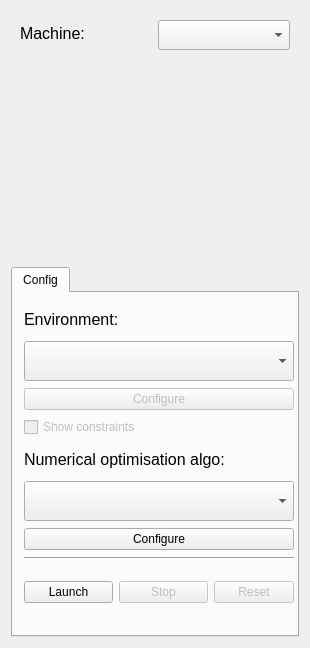
Before: the Qt Designer form acc_app_optimisation/gui/control_pane.ui in geoff-project/geoff-app, drawn with Qt 5.
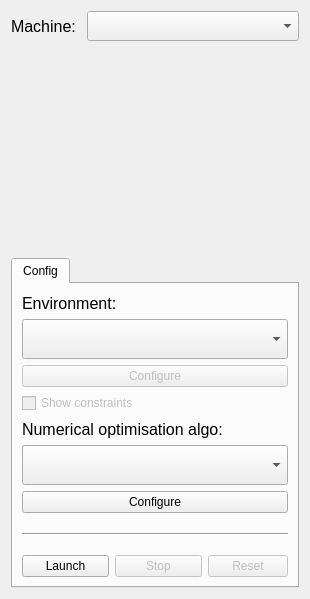
After: the same form once the commit is applied.

Commit message: Simplify layout of the control pane.

```diff
--- a/acc_app_optimisation/gui/control_pane.ui
+++ b/acc_app_optimisation/gui/control_pane.ui
@@ -7,11 +7,11 @@
     <x>0</x>
     <y>0</y>
     <width>310</width>
-    <height>648</height>
+    <height>599</height>
    </rect>
   </property>
   <property name="sizePolicy">
-   <sizepolicy hsizetype="Fixed" vsizetype="Preferred">
+   <sizepolicy hsizetype="MinimumExpanding" vsizetype="MinimumExpanding">
     <horstretch>0</horstretch>
     <verstretch>0</verstretch>
    </sizepolicy>
@@ -24,15 +24,8 @@
   </property>
   <layout class="QVBoxLayout" name="verticalLayout">
    <item>
-    <widget class="QWidget" name="machineSelectionPane" native="true">
-     <property name="minimumSize">
-      <size>
-       <width>0</width>
-       <height>40</height>
-      </size>
-     </property>
-     <layout class="QHBoxLayout" name="horizontalLayout_2">
-      <item>
+    <layout class="QFormLayout" name="machineLayout">
+     <item row="0" column="0">
        <widget class="QLabel" name="machinePaneLabel">
         <property name="font">
          <font>
@@ -44,7 +37,7 @@
         </property>
        </widget>
       </item>
-      <item>
+     <item row="0" column="1">
        <widget class="QComboBox" name="machineCombo">
         <property name="minimumSize">
          <size>
@@ -55,25 +48,18 @@
        </widget>
       </item>
      </layout>
-    </widget>
    </item>
    <item>
     <widget class="QWidget" name="lsaSelectorWidget" native="true">
      <property name="sizePolicy">
-      <sizepolicy hsizetype="Preferred" vsizetype="Preferred">
+      <sizepolicy hsizetype="MinimumExpanding" vsizetype="MinimumExpanding">
        <horstretch>0</horstretch>
        <verstretch>0</verstretch>
       </sizepolicy>
      </property>
      <property name="minimumSize">
       <size>
-       <width>0</width>
-       <height>200</height>
-      </size>
-     </property>
-     <property name="maximumSize">
-      <size>
-       <width>16777215</width>
+       <width>100</width>
        <height>200</height>
       </size>
      </property>
@@ -81,11 +67,11 @@
    </item>
    <item>
     <widget class="QTabWidget" name="settingsTabWidget">
-     <property name="minimumSize">
-      <size>
-       <width>0</width>
-       <height>370</height>
-      </size>
+     <property name="sizePolicy">
+      <sizepolicy hsizetype="Expanding" vsizetype="Preferred">
+       <horstretch>0</horstretch>
+       <verstretch>0</verstretch>
+      </sizepolicy>
      </property>
      <property name="currentIndex">
       <number>0</number>
@@ -94,16 +80,7 @@
       <attribute name="title">
        <string>Config</string>
       </attribute>
-      <widget class="QWidget" name="settingPane" native="true">
-       <property name="geometry">
-        <rect>
-         <x>11</x>
-         <y>10</y>
-         <width>270</width>
-         <height>321</height>
-        </rect>
-       </property>
-       <layout class="QVBoxLayout" name="verticalLayout_2">
+      <layout class="QVBoxLayout" name="settingsLayout">
         <item>
          <widget class="QLabel" name="environmentLabel">
           <property name="maximumSize">
@@ -130,11 +107,6 @@
             <height>40</height>
            </size>
           </property>
-          <property name="font">
-           <font>
-            <pointsize>13</pointsize>
-           </font>
-          </property>
          </widget>
         </item>
         <item>
@@ -194,58 +166,21 @@
         </item>
         <item>
          <widget class="Line" name="line">
+         <property name="minimumSize">
+          <size>
+           <width>0</width>
+           <height>30</height>
+          </size>
+         </property>
           <property name="orientation">
            <enum>Qt::Horizontal</enum>
           </property>
          </widget>
         </item>
         <item>
-         <widget class="QWidget" name="buttonPane" native="true">
-          <property name="sizePolicy">
-           <sizepolicy hsizetype="Preferred" vsizetype="Fixed">
-            <horstretch>0</horstretch>
-            <verstretch>0</verstretch>
-           </sizepolicy>
-          </property>
-          <property name="minimumSize">
-           <size>
-            <width>230</width>
-            <height>50</height>
-           </size>
-          </property>
-          <layout class="QHBoxLayout" name="horizontalLayout_3">
-           <property name="leftMargin">
-            <number>0</number>
-           </property>
-           <property name="topMargin">
-            <number>0</number>
-           </property>
-           <property name="rightMargin">
-            <number>0</number>
-           </property>
-           <property name="bottomMargin">
-            <number>0</number>
-           </property>
+        <layout class="QHBoxLayout" name="runLayout">
            <item>
             <widget class="QPushButton" name="launchButton">
-             <property name="sizePolicy">
-              <sizepolicy hsizetype="Expanding" vsizetype="Fixed">
-               <horstretch>0</horstretch>
-               <verstretch>0</verstretch>
-              </sizepolicy>
-             </property>
-             <property name="minimumSize">
-              <size>
-               <width>75</width>
-               <height>0</height>
-              </size>
-             </property>
-             <property name="maximumSize">
-              <size>
-               <width>1000</width>
-               <height>16777215</height>
-              </size>
-             </property>
              <property name="text">
               <string>Launch</string>
              </property>
@@ -256,24 +191,6 @@
              <property name="enabled">
               <bool>false</bool>
              </property>
-             <property name="sizePolicy">
-              <sizepolicy hsizetype="Expanding" vsizetype="Fixed">
-               <horstretch>0</horstretch>
-               <verstretch>0</verstretch>
-              </sizepolicy>
-             </property>
-             <property name="minimumSize">
-              <size>
-               <width>75</width>
-               <height>0</height>
-              </size>
-             </property>
-             <property name="maximumSize">
-              <size>
-               <width>1000</width>
-               <height>16777215</height>
-              </size>
-             </property>
              <property name="text">
               <string>Stop</string>
              </property>
@@ -284,16 +201,20 @@
              <property name="enabled">
               <bool>false</bool>
              </property>
+           <property name="sizePolicy">
+            <sizepolicy hsizetype="Fixed" vsizetype="Fixed">
+             <horstretch>0</horstretch>
+             <verstretch>0</verstretch>
+            </sizepolicy>
+           </property>
              <property name="text">
               <string>Reset</string>
              </property>
             </widget>
            </item>
           </layout>
-         </widget>
-        </item>
-       </layout>
-      </widget>
+       </item>
+      </layout>
      </widget>
     </widget>
    </item>
```
Left out of the diff: 2 changed lines with no effect on the pictures. Lines whose indentation alone changed are shown as unchanged. The commit also changes 1 other file.
